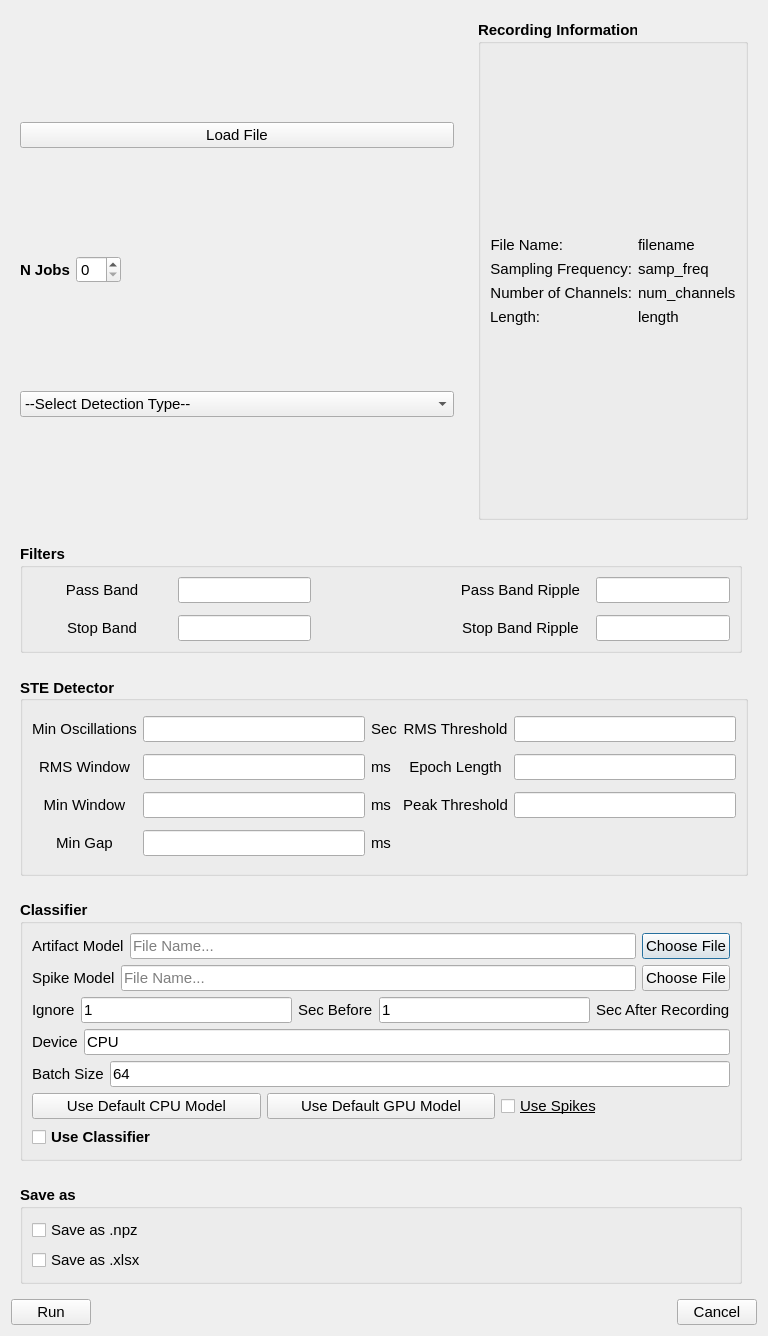
Before: the Qt Designer form src/ui/quick_detection.ui in roychowdhuryresearch/pyHFO, drawn with Qt 5.
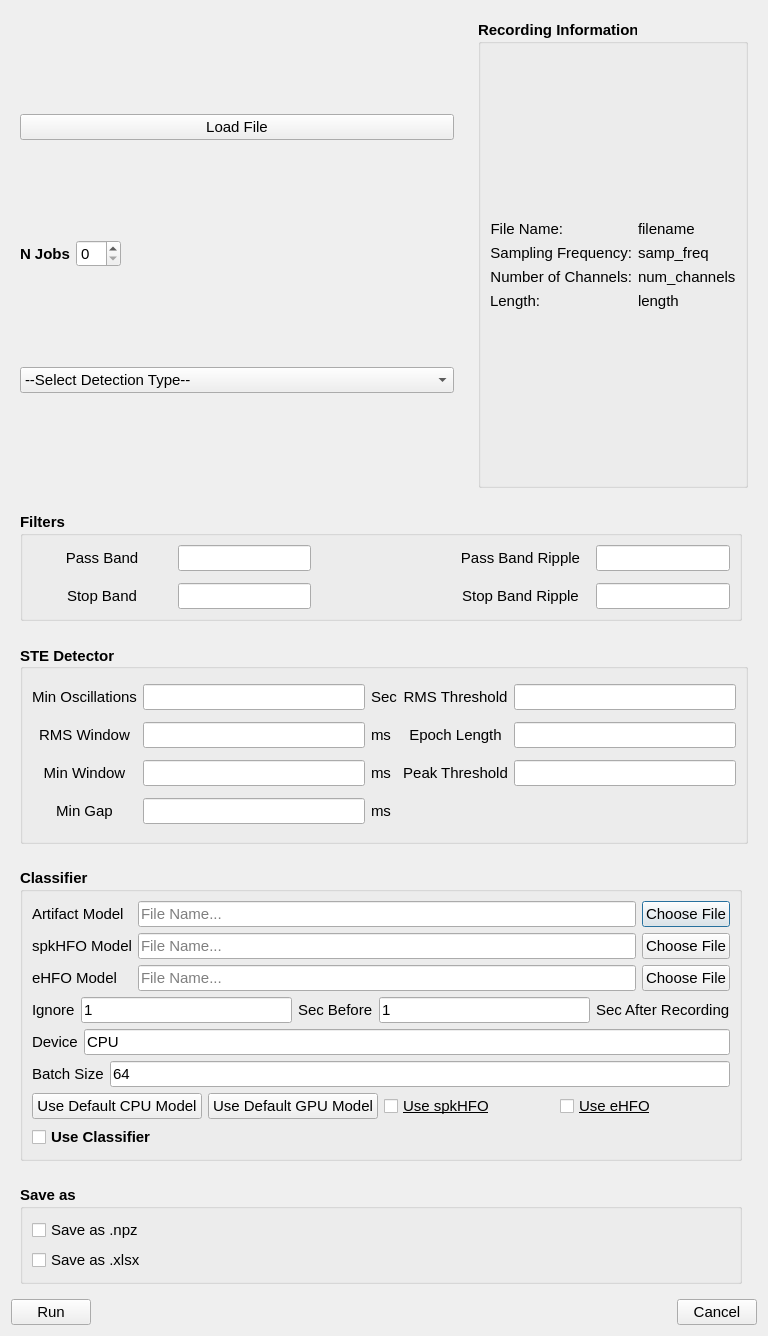
After: the same form once the commit is applied.

Commit message: quick detection

```diff
--- a/src/ui/quick_detection.ui
+++ b/src/ui/quick_detection.ui
@@ -235,71 +235,8 @@
            <layout class="QGridLayout" name="gridLayout_23">
             <item row="0" column="0">
              <layout class="QGridLayout" name="gridLayout_19">
-              <item row="7" column="0">
-               <layout class="QHBoxLayout" name="horizontalLayout_3">
-                <item>
-                 <widget class="QLabel" name="label_70">
-                  <property name="font">
-                   <font>
-                    <family>Arial</family>
-                    <pointsize>11</pointsize>
-                    <bold>false</bold>
-                   </font>
-                  </property>
-                  <property name="text">
-                   <string>Device</string>
-                  </property>
-                 </widget>
-                </item>
-                <item>
-                 <widget class="QLineEdit" name="qd_classifier_device_input">
-                  <property name="font">
-                   <font>
-                    <family>Arial</family>
-                    <pointsize>11</pointsize>
-                    <bold>false</bold>
-                   </font>
-                  </property>
-                  <property name="text">
-                   <string>CPU</string>
-                  </property>
-                  <property name="readOnly">
-                   <bool>false</bool>
-                  </property>
-                 </widget>
-                </item>
-               </layout>
-              </item>
               <item row="0" column="0">
                <layout class="QGridLayout" name="gridLayout_11">
-                <item row="0" column="0">
-                 <widget class="QLabel" name="label_69">
-                  <property name="font">
-                   <font>
-                    <family>Arial</family>
-                    <pointsize>11</pointsize>
-                    <bold>false</bold>
-                   </font>
-                  </property>
-                  <property name="text">
-                   <string>Artifact Model</string>
-                  </property>
-                 </widget>
-                </item>
-                <item row="0" column="2">
-                 <widget class="QPushButton" name="qd_choose_artifact_model_button">
-                  <property name="font">
-                   <font>
-                    <family>Arial</family>
-                    <pointsize>11</pointsize>
-                    <bold>false</bold>
-                   </font>
-                  </property>
-                  <property name="text">
-                   <string>Choose File</string>
-                  </property>
-                 </widget>
-                </item>
                 <item row="0" column="1">
                  <widget class="QLineEdit" name="qd_classifier_artifact_filename_display">
                   <property name="font">
@@ -323,6 +260,125 @@
                   </property>
                  </widget>
                 </item>
+                <item row="1" column="1">
+                 <widget class="QLineEdit" name="qd_classifier_spike_filename_display">
+                  <property name="font">
+                   <font>
+                    <family>Arial</family>
+                    <pointsize>11</pointsize>
+                    <bold>false</bold>
+                   </font>
+                  </property>
+                  <property name="text">
+                   <string/>
+                  </property>
+                  <property name="readOnly">
+                   <bool>true</bool>
+                  </property>
+                  <property name="placeholderText">
+                   <string>File Name...</string>
+                  </property>
+                 </widget>
+                </item>
+                <item row="0" column="2">
+                 <widget class="QPushButton" name="qd_choose_artifact_model_button">
+                  <property name="font">
+                   <font>
+                    <family>Arial</family>
+                    <pointsize>11</pointsize>
+                    <bold>false</bold>
+                   </font>
+                  </property>
+                  <property name="text">
+                   <string>Choose File</string>
+                  </property>
+                 </widget>
+                </item>
+                <item row="1" column="2">
+                 <widget class="QPushButton" name="qd_choose_spike_model_button">
+                  <property name="font">
+                   <font>
+                    <family>Arial</family>
+                    <pointsize>11</pointsize>
+                    <bold>false</bold>
+                   </font>
+                  </property>
+                  <property name="text">
+                   <string>Choose File</string>
+                  </property>
+                 </widget>
+                </item>
+                <item row="0" column="0">
+                 <widget class="QLabel" name="label_69">
+                  <property name="font">
+                   <font>
+                    <family>Arial</family>
+                    <pointsize>11</pointsize>
+                    <bold>false</bold>
+                   </font>
+                  </property>
+                  <property name="text">
+                   <string>Artifact Model</string>
+                  </property>
+                 </widget>
+                </item>
+                <item row="1" column="0">
+                 <widget class="QLabel" name="label_46">
+                  <property name="font">
+                   <font>
+                    <family>Arial</family>
+                    <pointsize>11</pointsize>
+                    <bold>false</bold>
+                    <kerning>true</kerning>
+                   </font>
+                  </property>
+                  <property name="text">
+                   <string>spkHFO Model</string>
+                  </property>
+                 </widget>
+                </item>
+                <item row="2" column="0">
+                 <widget class="QLabel" name="label_10">
+                  <property name="font">
+                   <font>
+                    <family>Arial</family>
+                    <pointsize>11</pointsize>
+                    <bold>false</bold>
+                   </font>
+                  </property>
+                  <property name="text">
+                   <string>eHFO Model</string>
+                  </property>
+                 </widget>
+                </item>
+                <item row="2" column="1">
+                 <widget class="QLineEdit" name="qd_classifier_ehfo_filename_display">
+                  <property name="font">
+                   <font>
+                    <family>Arial</family>
+                    <pointsize>11</pointsize>
+                    <bold>false</bold>
+                   </font>
+                  </property>
+                  <property name="placeholderText">
+                   <string>File Name...</string>
+                  </property>
+                 </widget>
+                </item>
+                <item row="2" column="2">
+                 <widget class="QPushButton" name="qd_choose_ehfo_model_button">
+                  <property name="font">
+                   <font>
+                    <family>Arial</family>
+                    <pointsize>11</pointsize>
+                    <bold>false</bold>
+                   </font>
+                  </property>
+                  <property name="text">
+                   <string>Choose File</string>
+                  </property>
+                 </widget>
+                </item>
                </layout>
               </item>
               <item row="5" column="0">
@@ -402,25 +458,24 @@
                 </item>
                </layout>
               </item>
-              <item row="1" column="0">
-               <layout class="QGridLayout" name="gridLayout_13">
-                <item row="0" column="0">
-                 <widget class="QLabel" name="label_46">
+              <item row="7" column="0">
+               <layout class="QHBoxLayout" name="horizontalLayout_3">
+                <item>
+                 <widget class="QLabel" name="label_70">
                   <property name="font">
                    <font>
                     <family>Arial</family>
                     <pointsize>11</pointsize>
                     <bold>false</bold>
-                    <kerning>true</kerning>
                    </font>
                   </property>
                   <property name="text">
-                   <string>Spike Model</string>
+                   <string>Device</string>
                   </property>
                  </widget>
                 </item>
-                <item row="0" column="1">
-                 <widget class="QLineEdit" name="qd_classifier_spike_filename_display">
+                <item>
+                 <widget class="QLineEdit" name="qd_classifier_device_input">
                   <property name="font">
                    <font>
                     <family>Arial</family>
@@ -429,27 +484,10 @@
                    </font>
                   </property>
                   <property name="text">
-                   <string/>
+                   <string>CPU</string>
                   </property>
                   <property name="readOnly">
-                   <bool>true</bool>
-                  </property>
-                  <property name="placeholderText">
-                   <string>File Name...</string>
-                  </property>
-                 </widget>
-                </item>
-                <item row="0" column="2">
-                 <widget class="QPushButton" name="qd_choose_spike_model_button">
-                  <property name="font">
-                   <font>
-                    <family>Arial</family>
-                    <pointsize>11</pointsize>
-                    <bold>false</bold>
-                   </font>
-                  </property>
-                  <property name="text">
-                   <string>Choose File</string>
+                   <bool>false</bool>
                   </property>
                  </widget>
                 </item>
@@ -533,7 +571,22 @@
                  </font>
                 </property>
                 <property name="text">
-                 <string>Use Spikes</string>
+                 <string>Use spkHFO</string>
+                </property>
+               </widget>
+              </item>
+              <item>
+               <widget class="QCheckBox" name="qd_use_ehfo_checkbox">
+                <property name="font">
+                 <font>
+                  <family>Arial</family>
+                  <pointsize>11</pointsize>
+                  <bold>false</bold>
+                  <underline>true</underline>
+                 </font>
+                </property>
+                <property name="text">
+                 <string>Use eHFO</string>
                 </property>
                </widget>
               </item>
```
The commit also changes 2 other files.
